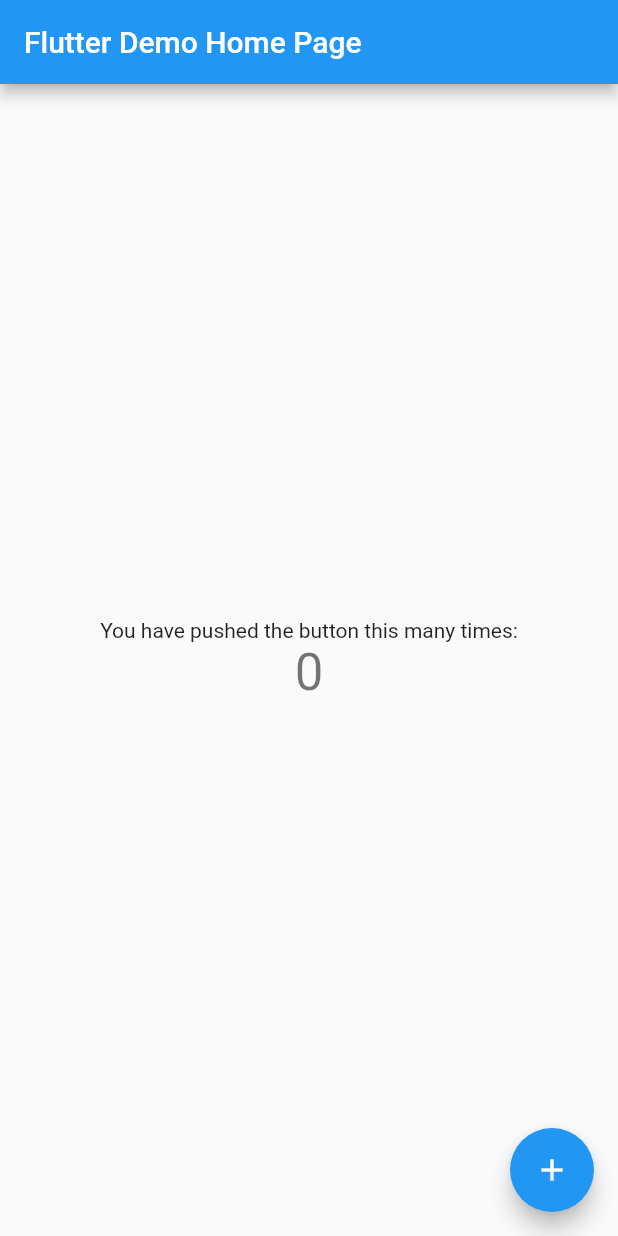
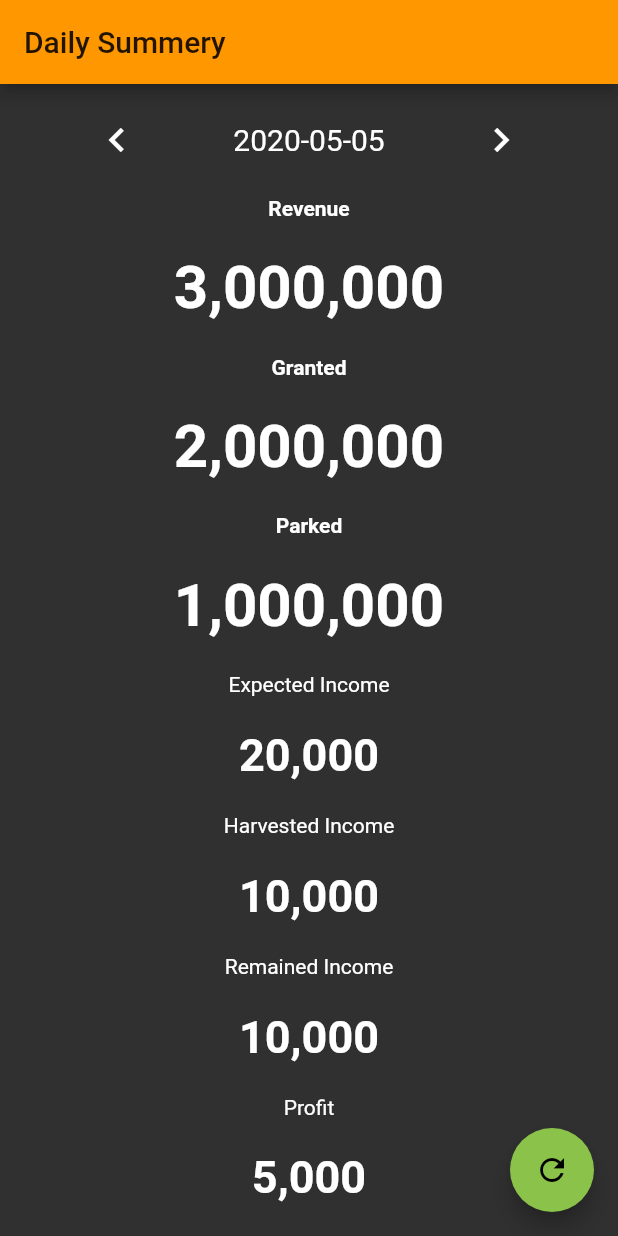
Before and after one commit to Illangasinghe/SAI-Mobile-App, a Flutter app: the screen it shows after launch, on a phone screen of 412 x 824 dp. Run offline on Flutter 3.47's test engine with Material 2 defaults, Android fonts, the phone set to English and light mode, and no system bars; Roboto replaces fonts that are missing (Georgia).

```diff
--- a/lib/main.dart
+++ b/lib/main.dart
@@ -5,44 +5,28 @@ void main() {
 }
 
 class MyApp extends StatelessWidget {
-  // This widget is the root of your application.
   @override
   Widget build(BuildContext context) {
     return MaterialApp(
-      title: 'Flutter Demo',
+      title: 'SAI Alpha',
       theme: ThemeData(
-        // This is the theme of your application.
-        //
-        // Try running your application with "flutter run". You'll see the
-        // application has a blue toolbar. Then, without quitting the app, try
-        // changing the primarySwatch below to Colors.green and then invoke
-        // "hot reload" (press "r" in the console where you ran "flutter run",
-        // or simply save your changes to "hot reload" in a Flutter IDE).
-        // Notice that the counter didn't reset back to zero; the application
-        // is not restarted.
-        primarySwatch: Colors.blue,
-        // This makes the visual density adapt to the platform that you run
-        // the app on. For desktop platforms, the controls will be smaller and
-        // closer together (more dense) than on mobile platforms.
+        // Define the default brightness and colors.
+        brightness: Brightness.dark,
+        primaryColor: Colors.orange,
+        accentColor: Colors.lightGreen,
+
+        // Define the default font family.
+        fontFamily: 'Georgia',
+
         visualDensity: VisualDensity.adaptivePlatformDensity,
       ),
-      home: MyHomePage(title: 'Flutter Demo Home Page'),
+      home: MyHomePage(title: 'SAI Home Page'),
     );
   }
 }
 
 class MyHomePage extends StatefulWidget {
   MyHomePage({Key key, this.title}) : super(key: key);
-
-  // This widget is the home page of your application. It is stateful, meaning
-  // that it has a State object (defined below) that contains fields that affect
-  // how it looks.
-
-  // This class is the configuration for the state. It holds the values (in this
-  // case the title) provided by the parent (in this case the App widget) and
-  // used by the build method of the State. Fields in a Widget subclass are
-  // always marked "final".
-
   final String title;
 
   @override
@@ -50,68 +34,115 @@ class MyHomePage extends StatefulWidget {
 }
 
 class _MyHomePageState extends State<MyHomePage> {
-  int _counter = 0;
-
-  void _incrementCounter() {
+  void _refresh() {
     setState(() {
-      // This call to setState tells the Flutter framework that something has
-      // changed in this State, which causes it to rerun the build method below
-      // so that the display can reflect the updated values. If we changed
-      // _counter without calling setState(), then the build method would not be
-      // called again, and so nothing would appear to happen.
-      _counter++;
+      //call any variable changes here.
     });
   }
 
   @override
   Widget build(BuildContext context) {
-    // This method is rerun every time setState is called, for instance as done
-    // by the _incrementCounter method above.
-    //
-    // The Flutter framework has been optimized to make rerunning build methods
-    // fast, so that you can just rebuild anything that needs updating rather
-    // than having to individually change instances of widgets.
+    // This method is rerun every time setState is called
+
     return Scaffold(
       appBar: AppBar(
-        // Here we take the value from the MyHomePage object that was created by
-        // the App.build method, and use it to set our appbar title.
-        title: Text(widget.title),
+        title: Text("Daily Summery"),
       ),
-      body: Center(
-        // Center is a layout widget. It takes a single child and positions it
-        // in the middle of the parent.
-        child: Column(
-          // Column is also a layout widget. It takes a list of children and
-          // arranges them vertically. By default, it sizes itself to fit its
-          // children horizontally, and tries to be as tall as its parent.
-          //
-          // Invoke "debug painting" (press "p" in the console, choose the
-          // "Toggle Debug Paint" action from the Flutter Inspector in Android
-          // Studio, or the "Toggle Debug Paint" command in Visual Studio Code)
-          // to see the wireframe for each widget.
-          //
-          // Column has various properties to control how it sizes itself and
-          // how it positions its children. Here we use mainAxisAlignment to
-          // center the children vertically; the main axis here is the vertical
-          // axis because Columns are vertical (the cross axis would be
-          // horizontal).
-          mainAxisAlignment: MainAxisAlignment.center,
+
+      //----------------------------------------------------------------------
+      body: new Column(
+          mainAxisAlignment: MainAxisAlignment.spaceEvenly,
+          mainAxisSize: MainAxisSize.max,
+          crossAxisAlignment: CrossAxisAlignment.center,
           children: <Widget>[
-            Text(
-              'You have pushed the button this many times:',
+            new Row(
+                mainAxisAlignment: MainAxisAlignment.spaceEvenly,
+                mainAxisSize: MainAxisSize.max,
+                crossAxisAlignment: CrossAxisAlignment.center,
+                children: <Widget>[
+                  new Column(
+                      mainAxisAlignment: MainAxisAlignment.center,
+                      mainAxisSize: MainAxisSize.min,
+                      crossAxisAlignment: CrossAxisAlignment.center,
+                      children: <Widget>[
+                        new Icon(Icons.chevron_left, size: 32.0)
+                      ]),
+                  new Column(
+                      mainAxisAlignment: MainAxisAlignment.center,
+                      mainAxisSize: MainAxisSize.min,
+                      crossAxisAlignment: CrossAxisAlignment.center,
+                      children: <Widget>[
+                        new Text(
+                          "2020-05-05",
+                          style: new TextStyle(fontSize: 20.0),
+                        )
+                      ]),
+                  new Column(
+                      mainAxisAlignment: MainAxisAlignment.center,
+                      mainAxisSize: MainAxisSize.min,
+                      crossAxisAlignment: CrossAxisAlignment.center,
+                      children: <Widget>[
+                        new Icon(Icons.chevron_right, size: 32.0)
+                      ])
+                ]),
+            new Text(
+              "Revenue",
+              style: new TextStyle(fontWeight: FontWeight.bold),
             ),
-            Text(
-              '$_counter',
-              style: Theme.of(context).textTheme.headline4,
+            new Text(
+              "3,000,000",
+              style: new TextStyle(fontWeight: FontWeight.bold, fontSize: 40.0),
             ),
-          ],
-        ),
+            new Text(
+              "Granted",
+              style: new TextStyle(fontWeight: FontWeight.bold),
+            ),
+            new Text(
+              "2,000,000",
+              style: new TextStyle(fontWeight: FontWeight.bold, fontSize: 40.0),
+            ),
+            new Text(
+              "Parked",
+              style: new TextStyle(fontWeight: FontWeight.bold),
+            ),
+            new Text(
+              "1,000,000",
+              style: new TextStyle(fontWeight: FontWeight.bold, fontSize: 40.0),
+            ),
+            new Text(
+              "Expected Income",
+            ),
+            new Text(
+              "20,000",
+              style: new TextStyle(fontWeight: FontWeight.bold, fontSize: 30.0),
+            ),
+            new Text(
+              "Harvested Income",
+            ),
+            new Text(
+              "10,000",
+              style: new TextStyle(fontWeight: FontWeight.bold, fontSize: 30.0),
+            ),
+            new Text(
+              "Remained Income",
+            ),
+            new Text(
+              "10,000",
+              style: new TextStyle(fontWeight: FontWeight.bold, fontSize: 30.0),
+            ),
+            new Text("Profit"),
+            new Text(
+              "5,000",
+              style: new TextStyle(fontWeight: FontWeight.bold, fontSize: 30.0),
+            )
+          ]),
+
+      //----------------------------------------------------------------------
+      floatingActionButton: FloatingActionButton(
+        onPressed: _refresh,
+        tooltip: 'Refresh',
+        child: Icon(Icons.refresh),
       ),
-      floatingActionButton: FloatingActionButton(
-        onPressed: _incrementCounter,
-        tooltip: 'Increment',
-        child: Icon(Icons.add),
-      ), // This trailing comma makes auto-formatting nicer for build methods.
     );
   }
 }
--- a/pubspec.yaml
+++ b/pubspec.yaml
@@ -23,7 +23,8 @@ environment:
 dependencies:
   flutter:
     sdk: flutter
-
+  adobe_xd: ^1.0.0+1
+  charts_flutter: ^0.5.0
 
   # The following adds the Cupertino Icons font to your application.
   # Use with the CupertinoIcons class for iOS style icons.
```
Also changed, not shown: pubspec.lock, 3 other files.
